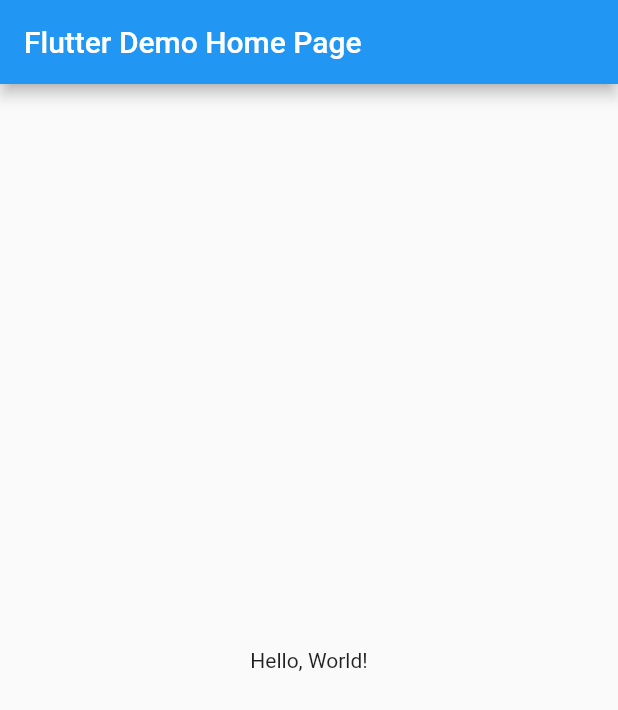
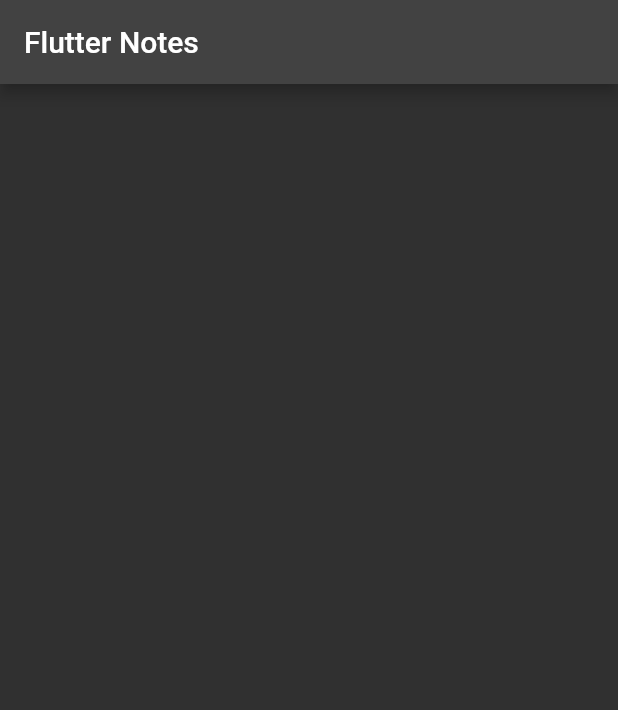
Before and after one commit to daimessdn/flutter_note, a Flutter app: the screen it shows after launch, on a phone screen of 412 x 824 dp. Shown: the top 710 px of the screen. Run offline on Flutter 3.47's test engine with Material 2 defaults, Android fonts, the phone set to English and light mode, and no system bars.

Commit message:
created home screen page

```diff
--- a/lib/main.dart
+++ b/lib/main.dart
@@ -1,4 +1,5 @@
 import 'package:flutter/material.dart';
+import 'package:helloworld/screens/home.dart';
 
 void main() => runApp(MyApp());
 
@@ -14,29 +15,10 @@ class MyApp extends StatelessWidget {
       // you want
       theme: ThemeData(
         primarySwatch: Colors.blue,
+        brightness: Brightness.dark,
       ),
       // A widget which will be started on application startup
-      home: MyHomePage(title: 'Flutter Demo Home Page'),
+      home: const HomeScreen(),
     );
   }
 }
-
-class MyHomePage extends StatelessWidget {
-  final String title;
-  const MyHomePage({super.key, required this.title});
-
-  @override
-  Widget build(BuildContext context) {
-    return Scaffold(
-      appBar: AppBar(
-        // The title text which will be shown on the action bar
-        title: Text(title),
-      ),
-      body: Center(
-        child: Text(
-          'Hello, World!',
-        ),
-      ),
-    );
-  }
-}
--- /dev/null
+++ b/lib/screens/home.dart
@@ -0,0 +1,17 @@
+import 'package:flutter/material.dart';
+
+class HomeScreen extends StatefulWidget {
+  const HomeScreen({Key? key}) : super(key: key);
+
+  @override
+  State<HomeScreen> createState() => _HomeScreenState();
+}
+
+class _HomeScreenState extends State<HomeScreen> {
+  @override
+  Widget build(BuildContext context) {
+    return Scaffold(
+      appBar: AppBar(title: Text("Flutter Notes")),
+    );
+  }
+}
```
